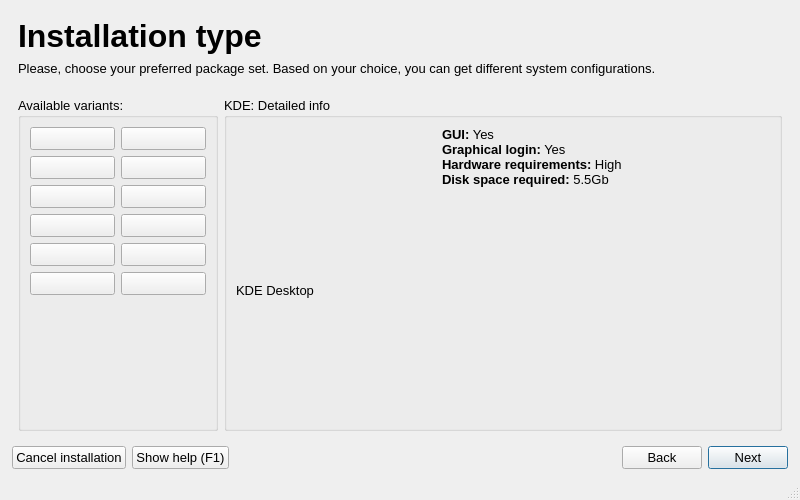
Qt form guiinstaller/guisetup/mainwindow.ui (aix27249/mpkg) before a commit.
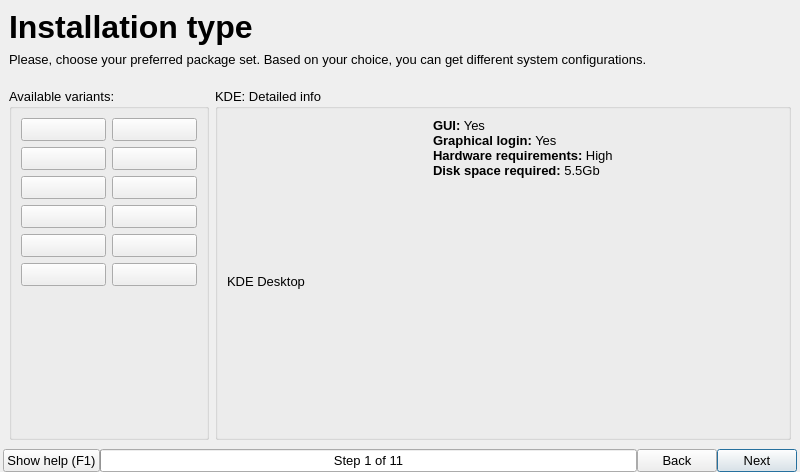
The same form after that commit. The open tabs and pages were chosen to show the change. Icons and pictures are not drawn.

Commit message: better UI in guisetup

Patch:
```diff
--- a/guiinstaller/guisetup/mainwindow.ui
+++ b/guiinstaller/guisetup/mainwindow.ui
@@ -7,7 +7,7 @@
     <x>0</x>
     <y>0</y>
     <width>800</width>
-    <height>500</height>
+    <height>472</height>
    </rect>
   </property>
   <property name="maximumSize">
@@ -32,6 +32,12 @@
     </font>
    </property>
    <layout class="QVBoxLayout" name="verticalLayout_22">
+    <property name="spacing">
+     <number>0</number>
+    </property>
+    <property name="margin">
+     <number>0</number>
+    </property>
     <item>
      <widget class="QStackedWidget" name="stackedWidget">
       <property name="lineWidth">
@@ -944,7 +950,7 @@
                <property name="sizeHint" stdset="0">
                 <size>
                  <width>20</width>
-                 <height>86</height>
+                 <height>104</height>
                 </size>
                </property>
               </spacer>
@@ -2764,18 +2770,6 @@
         </property>
        </spacer>
       </item>
-      <item>
-       <widget class="QPushButton" name="quitButton">
-        <property name="font">
-         <font>
-          <pointsize>10</pointsize>
-         </font>
-        </property>
-        <property name="text">
-         <string>Cancel installation</string>
-        </property>
-       </widget>
-      </item>
       <item>
        <widget class="QPushButton" name="helpButton">
         <property name="font">
@@ -2795,17 +2789,23 @@
        </widget>
       </item>
       <item>
-       <spacer name="horizontalSpacer_3">
-        <property name="orientation">
-         <enum>Qt::Horizontal</enum>
+       <widget class="QProgressBar" name="progressBar">
+        <property name="minimum">
+         <number>1</number>
         </property>
-        <property name="sizeHint" stdset="0">
-         <size>
-          <width>40</width>
-          <height>20</height>
-         </size>
+        <property name="maximum">
+         <number>12</number>
         </property>
-       </spacer>
+        <property name="value">
+         <number>1</number>
+        </property>
+        <property name="invertedAppearance">
+         <bool>false</bool>
+        </property>
+        <property name="format">
+         <string>Step %v of %m</string>
+        </property>
+       </widget>
       </item>
       <item>
        <widget class="QPushButton" name="backButton">
@@ -2860,7 +2860,6 @@
     </item>
    </layout>
   </widget>
-  <widget class="QStatusBar" name="statusbar"/>
  </widget>
  <tabstops>
   <tabstop>nextButton</tabstop>
```
Left out of the diff: 7 changed lines with no effect on the pictures. The commit also changes 1 other file.
